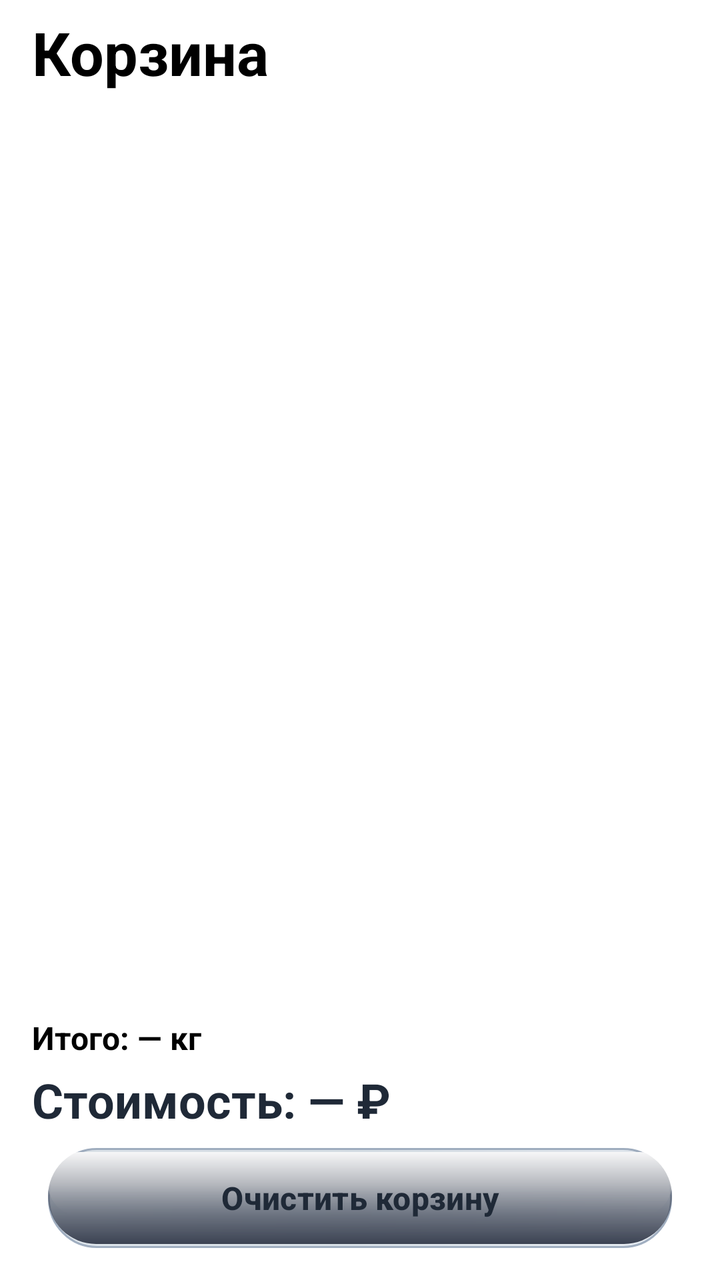
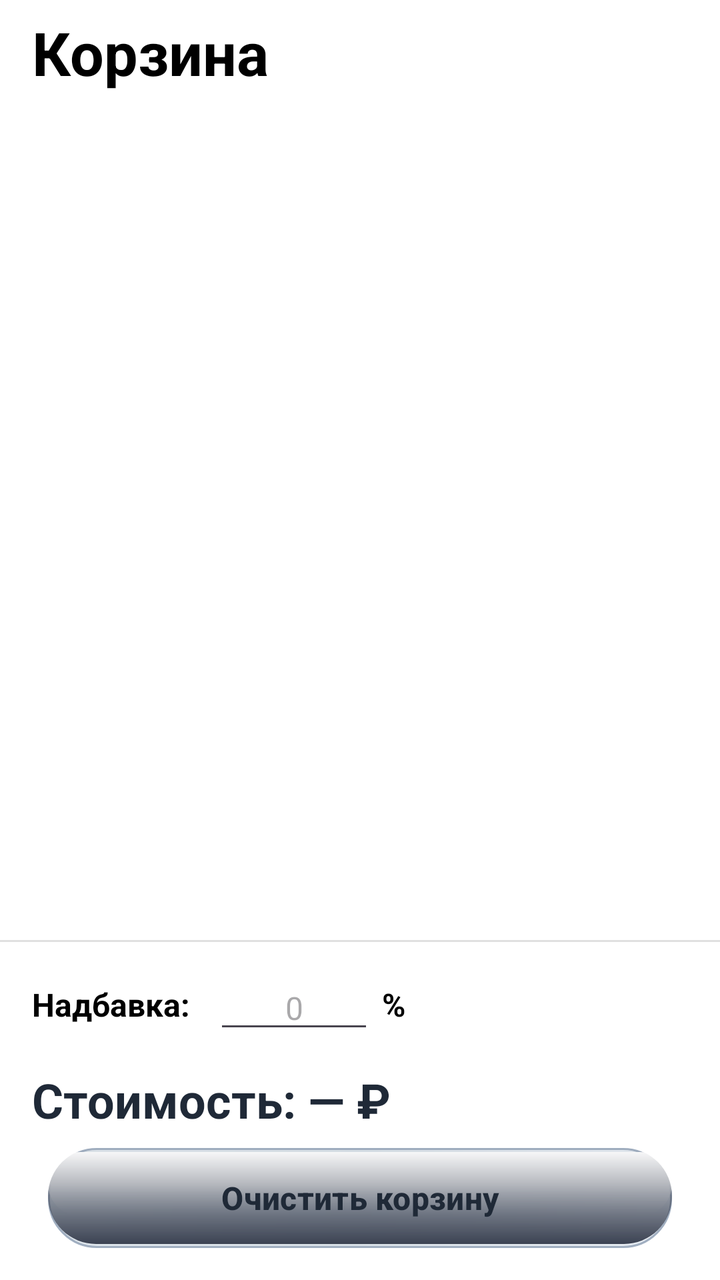

Compare the two renders of this Android layout. The source of the first and the diff that turns it into the second are given below.
<!-- AndroidManifest.xml: application theme Theme.YourBar -->
<!-- res/layout/fragment_cart.xml -->
<?xml version="1.0" encoding="utf-8"?>
<androidx.constraintlayout.widget.ConstraintLayout
    xmlns:android="http://schemas.android.com/apk/res/android"
    xmlns:app="http://schemas.android.com/apk/res-auto"
    android:layout_width="match_parent"
    android:layout_height="match_parent"
    android:background="@color/white">

    <TextView
        android:id="@+id/tvCartTitle"
        android:layout_width="wrap_content"
        android:layout_height="wrap_content"
        android:layout_marginStart="16dp"
        android:layout_marginTop="6dp"
        android:text="Корзина"
        android:textColor="@color/black"
        android:textSize="30sp"
        android:textStyle="bold"
        app:layout_constraintStart_toStartOf="parent"
        app:layout_constraintTop_toTopOf="parent" />

    <androidx.recyclerview.widget.RecyclerView
        android:id="@+id/rvCart"
        android:layout_width="0dp"
        android:layout_height="0dp"
        android:layout_marginTop="16dp"
        android:clipToPadding="false"
        android:paddingBottom="100dp"
        app:layout_constraintBottom_toTopOf="@id/tvCartTotal"
        app:layout_constraintEnd_toEndOf="parent"
        app:layout_constraintStart_toStartOf="parent"
        app:layout_constraintTop_toBottomOf="@id/tvCartTitle"
        android:background="@color/white"/>

    <TextView
        android:id="@+id/tvCartTotal"
        android:layout_width="0dp"
        android:layout_height="wrap_content"
        android:layout_marginStart="16dp"
        android:layout_marginEnd="16dp"
        android:layout_marginBottom="4dp"
        android:text="Итого: — кг"
        android:textColor="@color/black"
        android:textSize="16sp"
        android:textStyle="bold"
        app:layout_constraintBottom_toTopOf="@id/tvCartPrice"
        app:layout_constraintEnd_toEndOf="parent"
        app:layout_constraintStart_toStartOf="parent" />

    <TextView
        android:id="@+id/tvCartPrice"
        android:layout_width="0dp"
        android:layout_height="wrap_content"
        android:layout_marginStart="16dp"
        android:layout_marginEnd="16dp"
        android:layout_marginBottom="8dp"
        android:text="Стоимость: — ₽"
        android:textColor="#1F2937"
        android:textSize="24sp"
        android:textStyle="bold"
        app:layout_constraintBottom_toTopOf="@id/btnClearCart"
        app:layout_constraintEnd_toEndOf="parent"
        app:layout_constraintStart_toStartOf="parent" />

    <com.google.android.material.button.MaterialButton
        android:id="@+id/btnClearCart"
        android:layout_width="0dp"
        android:layout_height="50dp"
        android:layout_marginStart="24dp"
        android:layout_marginEnd="24dp"
        android:layout_marginBottom="16dp"
        android:background="@drawable/btn_steel_shiny"
        android:text="Очистить корзину"
        android:textColor="#1F2937"
        android:textSize="16sp"
        android:textStyle="bold"
        app:backgroundTint="@null"
        app:layout_constraintBottom_toBottomOf="parent"
        app:layout_constraintEnd_toEndOf="parent"
        app:layout_constraintStart_toStartOf="parent" />

    <TextView
        android:id="@+id/tvEmptyCart"
        android:layout_width="wrap_content"
        android:layout_height="wrap_content"
        android:text="Корзина пуста"
        android:textColor="#9CA3AF"
        android:textSize="18sp"
        android:visibility="gone"
        app:layout_constraintBottom_toBottomOf="parent"
        app:layout_constraintEnd_toEndOf="parent"
        app:layout_constraintStart_toStartOf="parent"
        app:layout_constraintTop_toTopOf="parent" />

</androidx.constraintlayout.widget.ConstraintLayout>
<!-- resources referenced by this layout -->
<resources>
  <color name="black">#FF000000</color>
  <color name="white">#FFFFFFFF</color>
  <!-- drawable btn_steel_shiny (drawable) -->
  <layer-list xmlns:android="http://schemas.android.com/apk/res/android">
  
      
      <item>
          <shape android:shape="rectangle">
              <corners android:radius="24dp" />
              
              <gradient
                  android:angle="135"
                  android:startColor="#E8EDF3"
              android:centerColor="#D9E1E8"
              android:endColor="#E0E7ED"
              android:type="linear" />
              <stroke android:width="1dp" android:color="#A0AEC0" />
          </shape>
      </item>
  
      
      <item android:top="2dp" android:bottom="16dp">
          <shape android:shape="rectangle">
              <corners android:radius="24dp" />
              <gradient
                  android:angle="-45"
                  android:startColor="#FFFFFF"
                  android:centerColor="#FFFFFF"
                  android:endColor="#00000000"
                  android:type="linear"
                  android:gradientRadius="100dp" />
          </shape>
      </item>
  
      
      <item android:bottom="2dp">
          <shape android:shape="rectangle">
              <corners android:radius="24dp" />
              <gradient
                  android:angle="270"
                  android:startColor="#00000000"
                  android:endColor="#3B4252"
              android:type="linear" />
          </shape>
      </item>
  </layer-list>
  <style name="Theme.YourBar" parent="Base.Theme.YourBar" />
  <style name="Base.Theme.YourBar" parent="Theme.Material3.DayNight.NoActionBar">
          
          <item name="android:navigationBarColor">@color/white</item>
  
          
          <item name="android:windowLightNavigationBar" tools:targetApi="o_mr1">true</item>
  
          
          <item name="elevationOverlayEnabled">false</item>
      </style>
</resources>

<!-- the commit's change to res/layout/fragment_cart.xml (unified diff, before → after) -->
@@ -25,28 +25,69 @@
         android:layout_height="0dp"
         android:layout_marginTop="16dp"
         android:clipToPadding="false"
-        android:paddingBottom="100dp"
-        app:layout_constraintBottom_toTopOf="@id/tvCartTotal"
+        android:paddingBottom="16dp"
+        app:layout_constraintBottom_toTopOf="@id/viewDivider"
         app:layout_constraintEnd_toEndOf="parent"
         app:layout_constraintStart_toStartOf="parent"
         app:layout_constraintTop_toBottomOf="@id/tvCartTitle"
         android:background="@color/white"/>
 
-    <TextView
-        android:id="@+id/tvCartTotal"
+    
+    <View
+        android:id="@+id/viewDivider"
         android:layout_width="0dp"
-        android:layout_height="wrap_content"
-        android:layout_marginStart="16dp"
-        android:layout_marginEnd="16dp"
-        android:layout_marginBottom="4dp"
-        android:text="Итого: — кг"
-        android:textColor="@color/black"
-        android:textSize="16sp"
-        android:textStyle="bold"
-        app:layout_constraintBottom_toTopOf="@id/tvCartPrice"
+        android:layout_height="1dp"
+        android:background="#E0E0E0"
+        app:layout_constraintBottom_toTopOf="@id/layoutMarkup"
         app:layout_constraintEnd_toEndOf="parent"
         app:layout_constraintStart_toStartOf="parent" />
 
+    
+    <LinearLayout
+        android:id="@+id/layoutMarkup"
+        android:layout_width="0dp"
+        android:layout_height="wrap_content"
+        android:orientation="horizontal"
+        android:gravity="center_vertical"
+        android:paddingStart="16dp"
+        android:paddingEnd="16dp"
+        android:paddingTop="12dp"
+        android:paddingBottom="12dp"
+        android:background="@color/white"
+        app:layout_constraintBottom_toTopOf="@id/tvCartPrice"
+        app:layout_constraintEnd_toEndOf="parent"
+        app:layout_constraintStart_toStartOf="parent">
+
+        <TextView
+            android:layout_width="wrap_content"
+            android:layout_height="wrap_content"
+            android:text="Надбавка:"
+            android:textColor="@color/black"
+            android:textSize="16sp"
+            android:textStyle="bold" />
+
+        <com.google.android.material.textfield.TextInputEditText
+            android:id="@+id/etMarkupPercent"
+            android:layout_width="80dp"
+            android:layout_height="wrap_content"
+            android:layout_marginStart="12dp"
+            android:inputType="numberDecimal"
+            android:hint="0"
+            android:maxLines="1"
+            android:textAlignment="center"
+            android:textSize="16sp" />
+
+        <TextView
+            android:layout_width="wrap_content"
+            android:layout_height="wrap_content"
+            android:layout_marginStart="4dp"
+            android:text="%"
+            android:textColor="@color/black"
+            android:textSize="16sp"
+            android:textStyle="bold" />
+    </LinearLayout>
+
+    
     <TextView
         android:id="@+id/tvCartPrice"
         android:layout_width="0dp"
